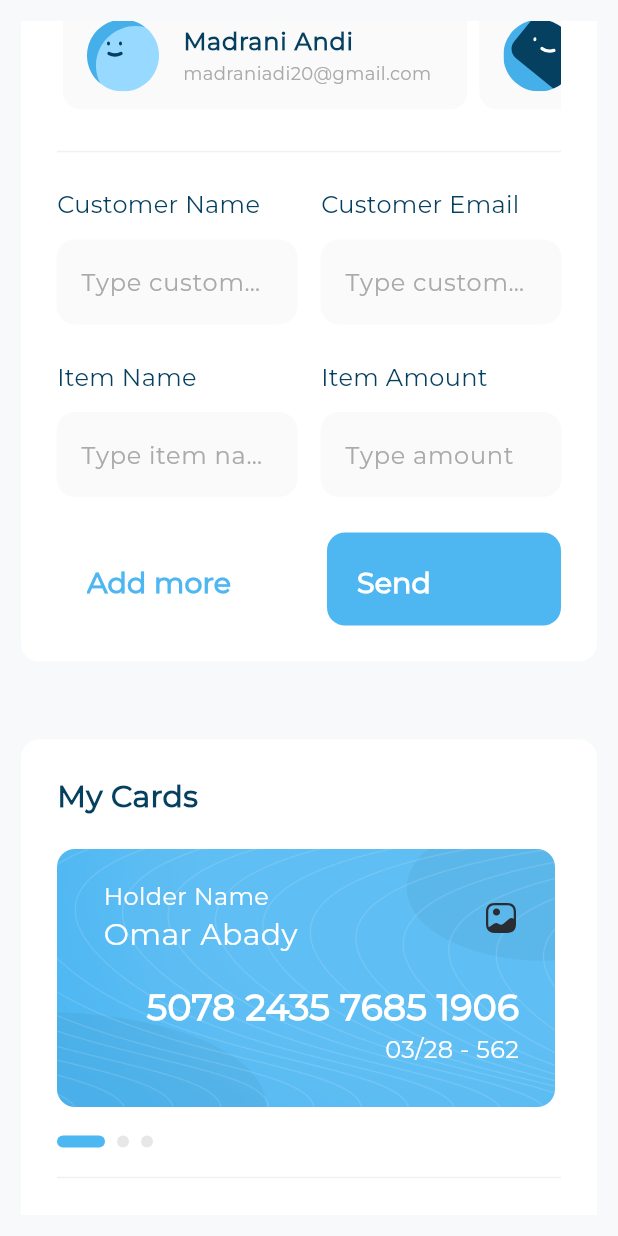
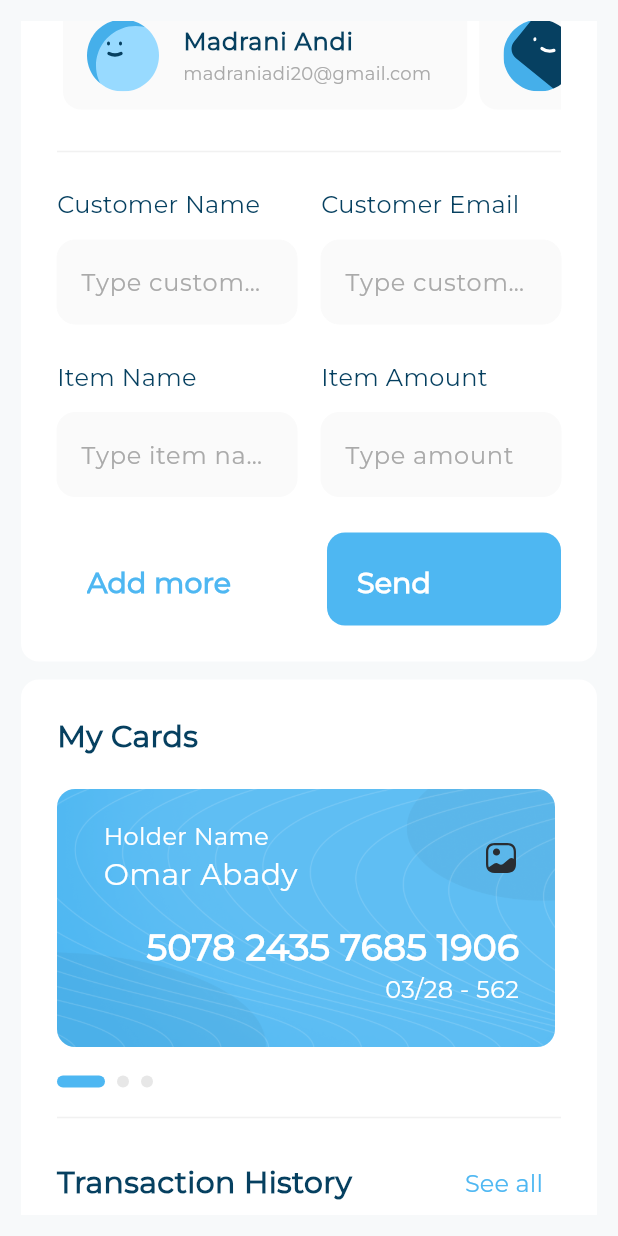
Before and after one commit to omarabady1/Responsive-Admin-Dashboard, a Flutter app: the screen it shows after launch, scrolled down 576 dp, on a phone screen of 412 x 824 dp. Run offline on Flutter 3.47's test engine with Material 3 defaults, Android fonts, the phone set to English and light mode, and no system bars; drawn by our look-alikes of expandable_page_view; our stand-ins replace fl_chart, flutter_svg.

Commit message:
Modify top spaces

```diff
--- a/lib/widgets/all_expenses_and_quick_invoice_section.dart
+++ b/lib/widgets/all_expenses_and_quick_invoice_section.dart
@@ -7,15 +7,9 @@ class AllExpensesAndQuickInvoiceSection extends StatelessWidget {
 
   @override
   Widget build(BuildContext context) {
-    return SingleChildScrollView(
-      child: Column(
-        mainAxisAlignment: MainAxisAlignment.start,
-        children: [
-          AllExpenses(),
-          SizedBox(height: 24),
-          QuickInvoice(),
-        ],
-      ),
+    return Column(
+      mainAxisAlignment: MainAxisAlignment.start,
+      children: [AllExpenses(), SizedBox(height: 24), QuickInvoice()],
     );
   }
 }
--- a/lib/widgets/card_and_transaction_histrory.dart
+++ b/lib/widgets/card_and_transaction_histrory.dart
@@ -9,7 +9,6 @@ class CardAndTransactionHistory extends StatelessWidget {
   Widget build(BuildContext context) {
     return Column(
       children: [
-        SizedBox(height: 40),
         Container(
           padding: EdgeInsets.all(24),
           decoration: ShapeDecoration(
```
Also changed, not shown: lib/widgets/desktop_layout.dart (+12 -6 lines).
